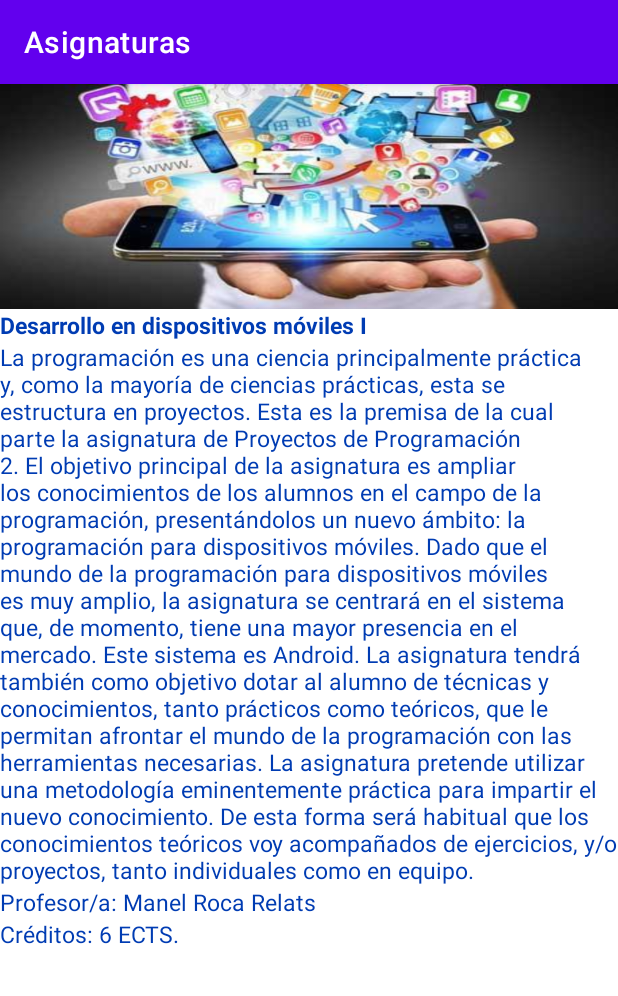
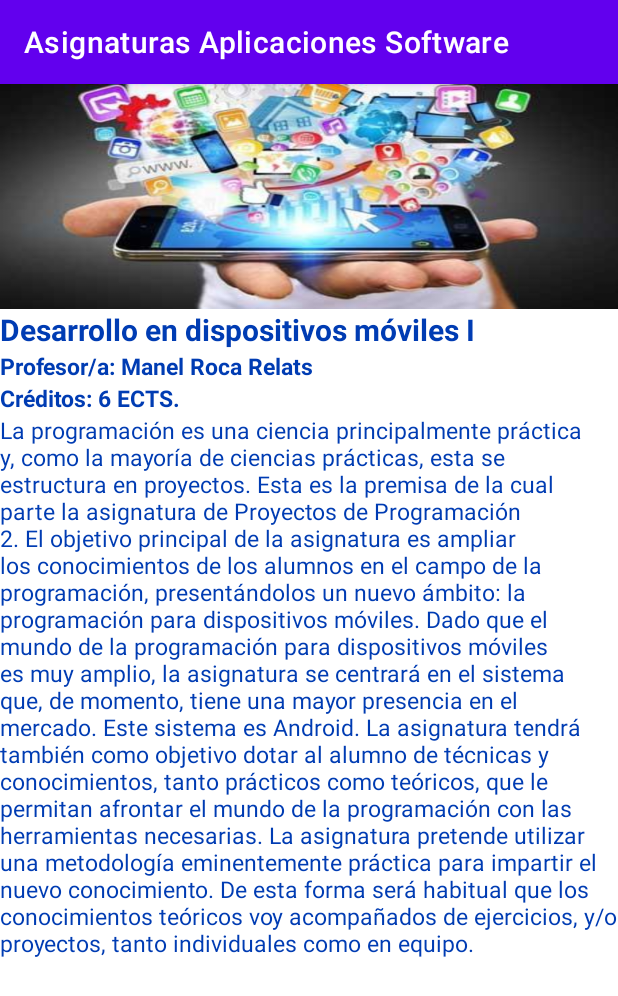
Before and after one commit to irisquerol/Courses, an Android app: the DetailsActivity screen opened directly, with no data from a screen before it, on a phone screen of 412 x 824 dp. Shown: the top 996 px of the screen. Run offline under Robolectric (Android 15) with nearby library versions, the phone set to English and light mode, and no system bars.

Commit message:
minor design changes

```diff
--- a/app/src/main/res/layout/activity_details.xml
+++ b/app/src/main/res/layout/activity_details.xml
@@ -40,8 +40,23 @@
             android:layout_width="wrap_content"
             android:layout_height="wrap_content"
             android:textColor="@color/dark_blue"
+            android:textSize="20sp"
+            android:textStyle="bold" />
+        <TextView
+            android:id="@+id/teacher"
+            android:layout_width="wrap_content"
+            android:layout_height="wrap_content"
+            android:textColor="@color/dark_blue"
             android:textSize="15sp"
-            android:textStyle="bold" />
+            android:textStyle="bold"/>
+
+        <TextView
+            android:id="@+id/credits"
+            android:layout_width="wrap_content"
+            android:layout_height="wrap_content"
+            android:textColor="@color/dark_blue"
+            android:textSize="15sp"
+            android:textStyle="bold"/>
 
         <TextView
             android:id="@+id/description"
@@ -50,19 +65,7 @@
             android:textColor="@color/dark_blue"
             android:textSize="15sp" />
 
-        <TextView
-            android:id="@+id/teacher"
-            android:layout_width="wrap_content"
-            android:layout_height="wrap_content"
-            android:textColor="@color/dark_blue"
-            android:textSize="15sp" />
 
-        <TextView
-            android:id="@+id/credits"
-            android:layout_width="wrap_content"
-            android:layout_height="wrap_content"
-            android:textColor="@color/dark_blue"
-            android:textSize="15sp" />
     </LinearLayout>
 
 </ScrollView>
--- a/app/src/main/res/values/strings.xml
+++ b/app/src/main/res/values/strings.xml
@@ -1,5 +1,5 @@
 <resources>
-    <string name="app_name">Asignaturas</string>
+    <string name="app_name">Asignaturas Aplicaciones Software</string>
     <string name="career">GRADO EN TÉCNICAS DE APLICACIONES DE SOFTWARE</string>
 
     <string name="title1">Desarrollo en dispositivos móviles I</string>
```
